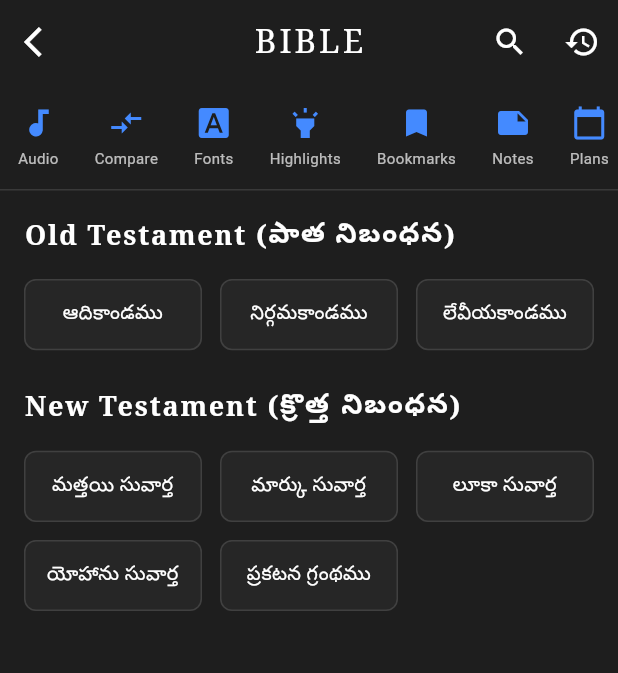
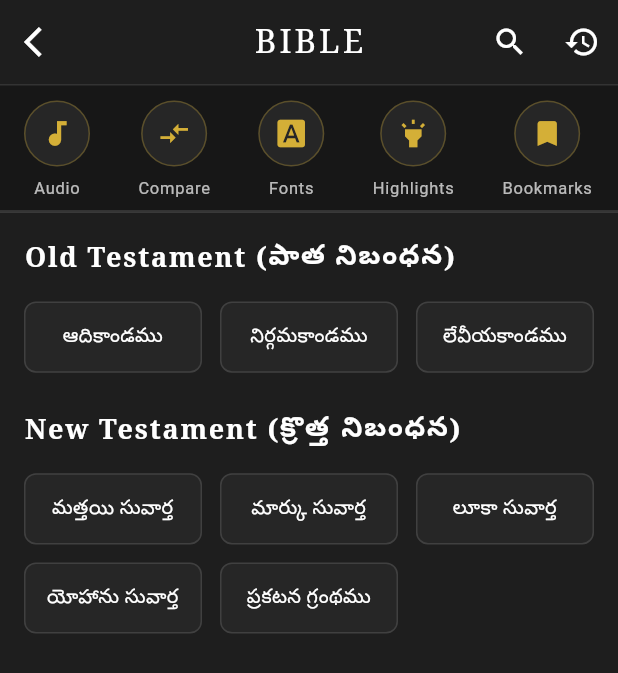
Before and after one commit to rajeshkaratapu24/WOG-FINAL, a Flutter app: the screen it shows after launch, item 2 of the bottom bar chosen, on a phone screen of 412 x 824 dp. Shown: the top 673 px of the screen. Run offline on Flutter 3.47's test engine with Material 3 defaults, Android fonts, the phone set to English and light mode, and no system bars.

Commit message:
Update feature_toolbar.dart

```diff
--- a/lib/features/bible/ui/widgets/feature_toolbar.dart
+++ b/lib/features/bible/ui/widgets/feature_toolbar.dart
@@ -5,7 +5,6 @@ class FeatureToolbar extends StatelessWidget {
 
   @override
   Widget build(BuildContext context) {
-    // 20+ ఫీచర్స్ లిస్ట్
     final features = [
       {'icon': Icons.audiotrack, 'label': 'Audio'},
       {'icon': Icons.compare_arrows, 'label': 'Compare'},
@@ -21,23 +20,42 @@ class FeatureToolbar extends StatelessWidget {
       {'icon': Icons.sync, 'label': 'Sync'},
     ];
 
-    return SizedBox(
-      height: 70,
+    return Container(
+      height: 85,
+      decoration: const BoxDecoration(
+        color: Color(0xFF171717),
+        border: Border(
+          bottom: BorderSide(color: Colors.white12, width: 1),
+          top: BorderSide(color: Colors.white12, width: 1),
+        ),
+      ),
       child: ListView.builder(
         scrollDirection: Axis.horizontal,
         physics: const BouncingScrollPhysics(),
         itemCount: features.length,
         itemBuilder: (context, index) {
           return Padding(
-            padding: const EdgeInsets.symmetric(horizontal: 12.0, vertical: 8.0),
+            padding: const EdgeInsets.symmetric(horizontal: 16.0, vertical: 10.0),
             child: Column(
               mainAxisAlignment: MainAxisAlignment.center,
               children: [
-                Icon(features[index]['icon'] as IconData, color: Colors.blueAccent, size: 24),
-                const SizedBox(height: 4),
+                Container(
+                  padding: const EdgeInsets.all(10),
+                  decoration: BoxDecoration(
+                    color: const Color(0xFF262626),
+                    shape: BoxShape.circle,
+                    border: Border.all(color: const Color(0xFFD4AF37).withOpacity(0.3), width: 1),
+                  ),
+                  child: Icon(
+                    features[index]['icon'] as IconData,
+                    color: const Color(0xFFD4AF37), // Premium Gold Color
+                    size: 22
+                  ),
+                ),
+                const SizedBox(height: 6),
                 Text(
                   features[index]['label'] as String,
-                  style: const TextStyle(color: Colors.white70, fontSize: 10),
+                  style: const TextStyle(color: Colors.white70, fontSize: 11, letterSpacing: 0.5),
                 ),
               ],
             ),
```
